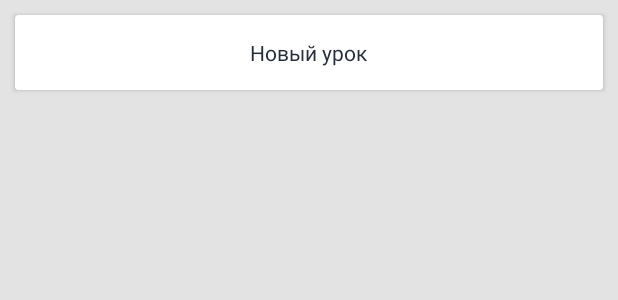
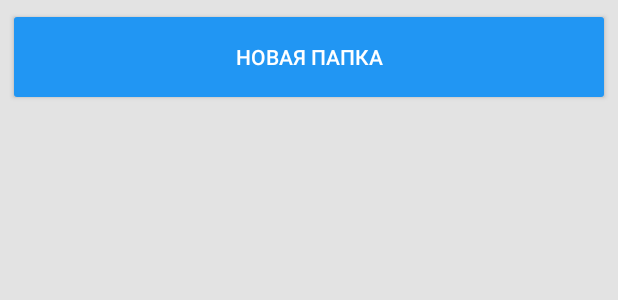
Before and after one commit to flymr/SejongHangugeo, an Android app: the layout lessons_dialog.xml on its own in the app's theme, with its tools: preview values and no code run, on a phone screen of 412 x 824 dp. Shown: the top 300 px of the screen. Run offline under Robolectric (Android 15) with nearby library versions, the phone set to English and light mode, and no system bars.

Commit message:
from office

```diff
--- a/app/src/main/res/layout/lessons_dialog.xml
+++ b/app/src/main/res/layout/lessons_dialog.xml
@@ -4,20 +4,15 @@
     android:orientation="vertical"
     android:layout_width="match_parent"
     android:layout_height="match_parent">
-    <android.support.v7.widget.CardView
+
+    <Button
         android:id="@+id/add_new_lesson_dialog_card_view"
         android:layout_width="match_parent"
-        android:layout_height="50dp"
-        app:cardCornerRadius="2dp"
-        android:layout_margin="10dp">
-
-        <TextView
-            android:layout_gravity="center"
-            android:text="Новый урок"
-            android:layout_width="wrap_content"
-            android:layout_height="wrap_content" />
-
-    </android.support.v7.widget.CardView>
+        android:layout_height="65dp"
+        android:layout_margin="5dp"
+        android:text="@string/new_folder"
+        android:textColor="@color/white"
+        android:theme="@style/MyButton"/>
     <android.support.v7.widget.RecyclerView
         android:id="@+id/lessons_dialog_recycler_view"
         android:layout_width="match_parent"
--- a/app/src/main/res/values/styles.xml
+++ b/app/src/main/res/values/styles.xml
@@ -119,7 +119,8 @@
         <item name="android:textColorHint">@color/hintColor</item>
         <item name="android:windowBackground">@color/colorListBackground</item>
 
-        <item name="android:textColor">@color/navigationBarColor</item>
+        <item name="android:textColor">@color/darkBlue</item>
+
     </style>
 
     <style name="MyButton" parent="Theme.AppCompat.Light">
```
Also changed, not shown: app/src/main/java/com/flymr92gmail/sejonghangugeo/Fragments/FavoritesFragment.java (+8 -2 lines), app/src/main/java/com/flymr92gmail/sejonghangugeo/Fragments/LessonsDialogAddFragment.java (+7 -2 lines), app/src/main/res/layout/fragment_favorites.xml (+6 -4 lines), app/src/main/res/values/strings.xml (+0 -7 lines).
